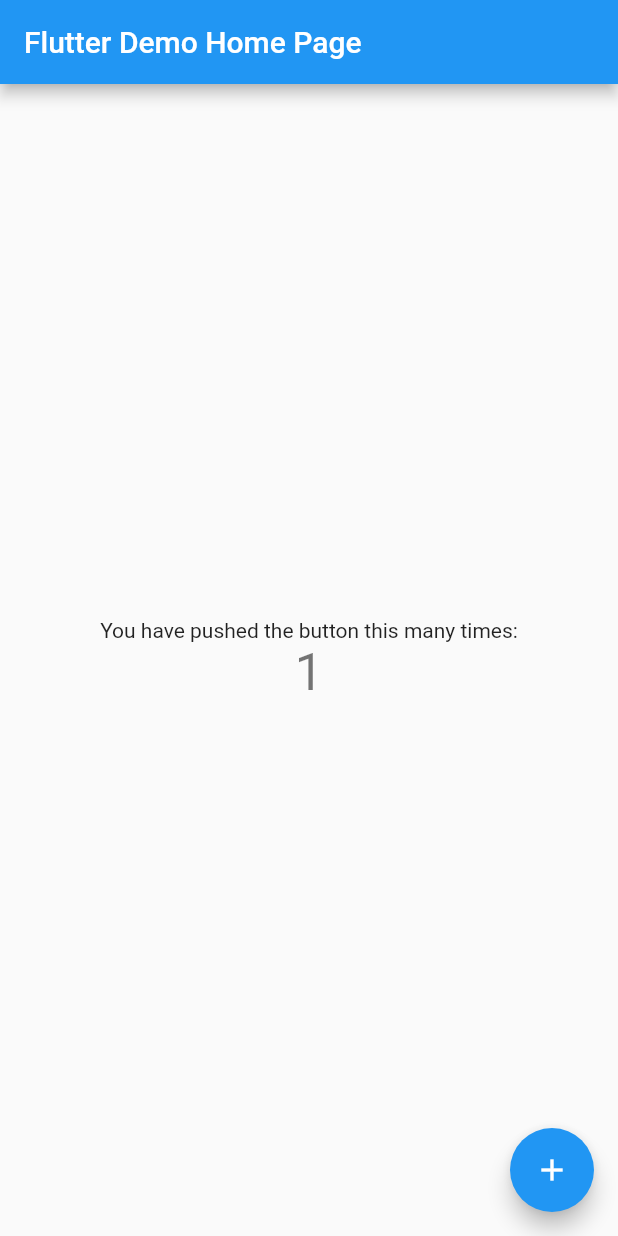
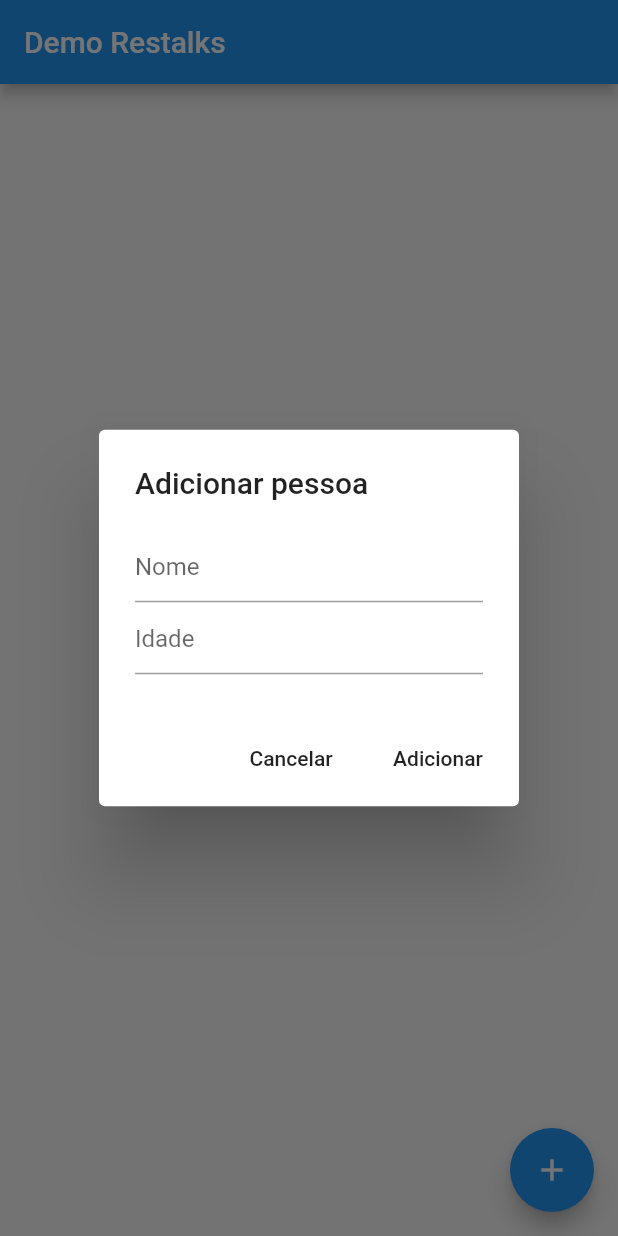
Before and after one commit to restoqueteam/restalks-flutter-firebase, a Flutter app: the screen it shows after launch, after a tap on the "add" icon, on a phone screen of 412 x 824 dp. Run offline on Flutter 3.47's test engine with Material 2 defaults, Android fonts, the phone set to English and light mode, and no system bars; our stand-ins replace bloc, cloud_firestore, equatable, flutter_bloc; accounts and stored records are empty.

Commit message:
List e Insert de pessoas na collection do firebase

```diff
--- a/lib/main.dart
+++ b/lib/main.dart
@@ -1,111 +1,18 @@
 import 'package:flutter/material.dart';
+import 'package:restalksflutterfirebase/view/ExemploFirebase.dart';
 
 void main() => runApp(MyApp());
 
 class MyApp extends StatelessWidget {
-  // This widget is the root of your application.
   @override
   Widget build(BuildContext context) {
     return MaterialApp(
       title: 'Flutter Demo',
+      debugShowCheckedModeBanner: false,
       theme: ThemeData(
-        // This is the theme of your application.
-        //
-        // Try running your application with "flutter run". You'll see the
-        // application has a blue toolbar. Then, without quitting the app, try
-        // changing the primarySwatch below to Colors.green and then invoke
-        // "hot reload" (press "r" in the console where you ran "flutter run",
-        // or simply save your changes to "hot reload" in a Flutter IDE).
-        // Notice that the counter didn't reset back to zero; the application
-        // is not restarted.
         primarySwatch: Colors.blue,
       ),
-      home: MyHomePage(title: 'Flutter Demo Home Page'),
+      home: ExemploFirebase(title: 'Demo Restalks'),
     );
   }
 }
-
-class MyHomePage extends StatefulWidget {
-  MyHomePage({Key key, this.title}) : super(key: key);
-
-  // This widget is the home page of your application. It is stateful, meaning
-  // that it has a State object (defined below) that contains fields that affect
-  // how it looks.
-
-  // This class is the configuration for the state. It holds the values (in this
-  // case the title) provided by the parent (in this case the App widget) and
-  // used by the build method of the State. Fields in a Widget subclass are
-  // always marked "final".
-
-  final String title;
-
-  @override
-  _MyHomePageState createState() => _MyHomePageState();
-}
-
-class _MyHomePageState extends State<MyHomePage> {
-  int _counter = 0;
-
-  void _incrementCounter() {
-    setState(() {
-      // This call to setState tells the Flutter framework that something has
-      // changed in this State, which causes it to rerun the build method below
-      // so that the display can reflect the updated values. If we changed
-      // _counter without calling setState(), then the build method would not be
-      // called again, and so nothing would appear to happen.
-      _counter++;
-    });
-  }
-
-  @override
-  Widget build(BuildContext context) {
-    // This method is rerun every time setState is called, for instance as done
-    // by the _incrementCounter method above.
-    //
-    // The Flutter framework has been optimized to make rerunning build methods
-    // fast, so that you can just rebuild anything that needs updating rather
-    // than having to individually change instances of widgets.
-    return Scaffold(
-      appBar: AppBar(
-        // Here we take the value from the MyHomePage object that was created by
-        // the App.build method, and use it to set our appbar title.
-        title: Text(widget.title),
-      ),
-      body: Center(
-        // Center is a layout widget. It takes a single child and positions it
-        // in the middle of the parent.
-        child: Column(
-          // Column is also a layout widget. It takes a list of children and
-          // arranges them vertically. By default, it sizes itself to fit its
-          // children horizontally, and tries to be as tall as its parent.
-          //
-          // Invoke "debug painting" (press "p" in the console, choose the
-          // "Toggle Debug Paint" action from the Flutter Inspector in Android
-          // Studio, or the "Toggle Debug Paint" command in Visual Studio Code)
-          // to see the wireframe for each widget.
-          //
-          // Column has various properties to control how it sizes itself and
-          // how it positions its children. Here we use mainAxisAlignment to
-          // center the children vertically; the main axis here is the vertical
-          // axis because Columns are vertical (the cross axis would be
-          // horizontal).
-          mainAxisAlignment: MainAxisAlignment.center,
-          children: <Widget>[
-            Text(
-              'You have pushed the button this many times:',
-            ),
-            Text(
-              '$_counter',
-              style: Theme.of(context).textTheme.display1,
-            ),
-          ],
-        ),
-      ),
-      floatingActionButton: FloatingActionButton(
-        onPressed: _incrementCounter,
-        tooltip: 'Increment',
-        child: Icon(Icons.add),
-      ), // This trailing comma makes auto-formatting nicer for build methods.
-    );
-  }
-}
--- /dev/null
+++ b/lib/modules/firebase/bloc/bloc.dart
@@ -0,0 +1,3 @@
+export 'item_bloc.dart';
+export 'item_event.dart';
+export 'item_state.dart';
--- /dev/null
+++ b/lib/modules/firebase/bloc/item_bloc.dart
@@ -0,0 +1,38 @@
+import 'dart:async';
+import 'package:bloc/bloc.dart';
+import 'package:restalksflutterfirebase/modules/firebase/repositories/firebaseRepository.dart';
+import './bloc.dart';
+
+class ItemBloc extends Bloc<ItemEvent, ItemState> {
+
+  final FirebaseRepository _firebaseRepository = FirebaseRepository();
+
+  StreamSubscription _personSubscription;
+
+  @override
+  ItemState get initialState => InitialItemState();
+
+  @override
+  Stream<ItemState> mapEventToState(ItemEvent event) async* {
+    if (event is ItemLoad) {
+      _personSubscription?.cancel();
+      _personSubscription = _firebaseRepository.persons().listen(
+            (persons) => this.add(UpdateItems(persons: persons))
+          );
+    }
+    if (event is UpdateItems) {
+      yield ItemsLoaded(persons: event.persons);
+      this.add(ItemLoad());
+    }
+    if (event is AddItem) {
+      await _firebaseRepository.addPerson(event.item);
+      this.add(ItemLoad());
+    }
+  }
+
+  @override
+  Future<void> close() async {
+    _personSubscription?.cancel();
+    return super.close();
+  }
+}
--- /dev/null
+++ b/lib/modules/firebase/bloc/item_event.dart
@@ -0,0 +1,41 @@
+import 'package:equatable/equatable.dart';
+import 'package:restalksflutterfirebase/modules/firebase/models/personModel.dart';
+import 'package:meta/meta.dart';
+
+abstract class ItemEvent extends Equatable {
+  const ItemEvent();
+}
+
+class ItemLoad extends ItemEvent {
+  @override
+  List<Object> get props => null;
+
+  @override
+  String toString() => "ItemLoad";
+}
+
+class UpdateItems extends ItemEvent {
+
+  final List<PersonModel> persons;
+
+  UpdateItems({@required this.persons});
+
+  @override
+  List<Object> get props => [persons];
+
+  @override
+  String toString() => "UpdateItems";
+}
+
+class AddItem extends ItemEvent {
+
+  final PersonModel item;
+
+  AddItem({@required this.item});
+
+  @override
+  List<Object> get props => [item];
+
+  @override
+  String toString() => "AddItem";
+}
--- /dev/null
+++ b/lib/modules/firebase/bloc/item_state.dart
@@ -0,0 +1,22 @@
+import 'package:equatable/equatable.dart';
+import 'package:restalksflutterfirebase/modules/firebase/models/personModel.dart';
+import 'package:meta/meta.dart';
+
+abstract class ItemState extends Equatable {
+  const ItemState();
+}
+
+class InitialItemState extends ItemState {
+  @override
+  List<Object> get props => [];
+}
+
+class ItemsLoaded extends ItemState {
+
+  final List<PersonModel> persons;
+
+  ItemsLoaded({@required this.persons});
+
+  @override
+  List<Object> get props => [persons];
+}
--- /dev/null
+++ b/lib/modules/firebase/models/personEntity.dart
@@ -0,0 +1,22 @@
+import 'package:cloud_firestore/cloud_firestore.dart';
+import 'package:equatable/equatable.dart';
+
+class PersonEntity extends Equatable {
+
+  final String id;
+  final int age;
+  final String name;
+
+  const PersonEntity(this.id, this.age, this.name);
+
+  static PersonEntity fromSnapshot(DocumentSnapshot snap) {
+    return PersonEntity(
+      snap.documentID,
+      snap.data['age'],
+      snap.data['name'],
+    );
+  }
+
+  @override
+  List<Object> get props => [ id, age, name];
+}
--- a/lib/modules/firebase/models/personModel.dart
+++ b/lib/modules/firebase/models/personModel.dart
@@ -1,9 +1,11 @@
+import 'package:restalksflutterfirebase/modules/firebase/models/personEntity.dart';
+
 class PersonModel {
   String documentID;
   String name;
   int age;
 
-  PersonModel({this.name, this.age});
+  PersonModel({this.documentID, this.name, this.age});
 
   factory PersonModel.fromJson(Map<String, dynamic> json) {
     return PersonModel(
@@ -18,4 +20,12 @@ class PersonModel {
       "age": age,
     };
   }
+
+  static PersonModel fromEntity(PersonEntity entity) {
+    return PersonModel(
+      documentID: entity.id,
+      age: entity.age,
+      name: entity.name,
+    );
+  }
 }
--- /dev/null
+++ b/lib/modules/firebase/providers/firebaselProvider.dart
@@ -0,0 +1,29 @@
+import 'package:restalksflutterfirebase/modules/firebase/models/personEntity.dart';
+import 'package:restalksflutterfirebase/modules/firebase/models/personModel.dart';
+import 'package:restalksflutterfirebase/modules/firebase/providers/firestoreInstanceProvider.dart';
+
+class FirebaseProvider {
+  final FirestoreInstanceProvider _instance = new FirestoreInstanceProvider();
+
+  Stream<List<PersonModel>> getPersons() {
+
+    var personCollection = _instance.firestore.collection('persons');
+
+    return personCollection.snapshots().map((snapshot) {
+      return snapshot.documents
+          .map((doc) => PersonModel.fromEntity(PersonEntity.fromSnapshot(doc)))
+          .toList();
+    });
+  }
+
+  Future<bool> addPerson(PersonModel model) async {
+    try {
+      var document = _instance.firestore.collection('persons').document();
+      document.setData(model.toJson());
+      return Future.value(true);
+    }
+    catch(error) {
+      return Future.value(false);
+    }
+  }
+}
--- /dev/null
+++ b/lib/modules/firebase/repositories/firebaseRepository.dart
@@ -0,0 +1,15 @@
+
+import 'package:restalksflutterfirebase/modules/firebase/models/personModel.dart';
+import 'package:restalksflutterfirebase/modules/firebase/providers/firebaselProvider.dart';
+
+class FirebaseRepository {
+  final FirebaseProvider _provider = new FirebaseProvider();
+
+  Stream<List<PersonModel>> persons() {
+    return _provider.getPersons();
+  }
+
+  Future<bool> addPerson(PersonModel model) async {
+    return await _provider.addPerson(model);
+  }
+}
--- /dev/null
+++ b/lib/view/ExemploFirebase.dart
@@ -0,0 +1,137 @@
+import 'package:flutter/material.dart';
+import 'package:flutter/services.dart';
+import 'package:flutter_bloc/flutter_bloc.dart';
+import 'package:restalksflutterfirebase/modules/firebase/bloc/bloc.dart';
+import 'package:restalksflutterfirebase/modules/firebase/models/personModel.dart';
+
+class ExemploFirebase extends StatefulWidget {
+  ExemploFirebase({Key key, this.title}) : super(key: key);
+
+  final String title;
+
+  @override
+  State createState() => ExemploFirebaseState();
+}
+
+class ExemploFirebaseState extends State<ExemploFirebase> {
+
+  ItemBloc bloc;
+
+  @override
+  void initState() {
+    super.initState();
+
+    bloc = ItemBloc();
+  }
+
+  @override
+  void dispose() {
+    super.dispose();
+    bloc.close();
+  }
+
+  @override
+  Widget build(BuildContext context) {
+    return Scaffold(
+      appBar: AppBar(
+        title: Text(widget.title),
+      ),
+      body: BlocProvider<ItemBloc>(
+        builder: (context) => bloc..add(ItemLoad()),
+        child: BlocBuilder<ItemBloc, ItemState>(
+          builder: (context, state) {
+            if (state is ItemsLoaded) {
+              return ListView.builder(
+                itemCount: state.persons.length,
+                itemBuilder: (context, index) => _buildItem(state.persons[index]),
+              );
+            }
+
+            return CircularProgressIndicator();
+          },
+        ),
+      ),
+      floatingActionButton: FloatingActionButton(
+        onPressed: _onAddPressed,
+        tooltip: 'Adicionar um item',
+        child: Icon(Icons.add),
+      ),
+    );
+  }
+
+  Widget _buildItem(PersonModel person) {
+    return ListTile(
+      leading: Icon(Icons.supervisor_account),
+      title: Text(person.name),
+      subtitle: Text(person.age.toString() + (person.age > 1 ? " anos" : " ano")),
+    );
+  }
+
+  void _onAddPressed() {
+    _newPersonDialog();
+  }
+
+  Future<void> _newPersonDialog() async {
+
+    String name;
+    int age;
+
+    return showDialog<void>(
+      context: context,
+      barrierDismissible: false, // user must tap button!
+      builder: (BuildContext context) {
+        return AlertDialog(
+          title: Text('Adicionar pessoa'),
+          content: SingleChildScrollView(
+            child: ListBody(
+              children: <Widget>[
+                Form(
+                  child: Column(
+                    children: <Widget>[
+                      TextFormField(
+                        decoration: InputDecoration(
+                          hintText: "Nome"
+                        ),
+                        onChanged: (value) {
+                          name = value.toString();
+                        },
+                      ),
+                       TextFormField(
+                        decoration: InputDecoration(
+                          hintText: "Idade"
+                        ),
+                        keyboardType: TextInputType.number,
+                        inputFormatters: <TextInputFormatter>[
+                            WhitelistingTextInputFormatter.digitsOnly
+                        ],
+                        onChanged: (value) {
+                          age = int.parse(value);
+                        },
+                      ),
+                    ],
+                  ),
+                )
+              ],
+            ),
+          ),
+          actions: <Widget>[
+            FlatButton(
+              child: Text('Cancelar'),
+              onPressed: () {
+                Navigator.of(context).pop();
+              },
+            ),
+            FlatButton(
+              child: Text('Adicionar'),
+              onPressed: () {
+                PersonModel model = PersonModel(age: age, name: name);
+                bloc.add(AddItem(item: model));
+                Navigator.of(context).pop();
+              },
+            ),
+          ],
+        );
+      },
+    );
+  }
+}
--- a/pubspec.yaml
+++ b/pubspec.yaml
@@ -24,6 +24,9 @@ dependencies:
   # Use with the CupertinoIcons class for iOS style icons.
   cupertino_icons: ^0.1.2
   cloud_firestore: 0.12.7+1
+  bloc: 2.0.0
+  flutter_bloc: 2.0.1
+  equatable: 1.0.0
 
 dev_dependencies:
   flutter_test:
```
Also changed, not shown: lib/modules/firebase/models/responseDefaultModel.dart (deleted, +0 -7 lines), lib/modules/firebase/providers/firebaseSocialProvider.dart (deleted, +0 -48 lines), lib/modules/firebase/repositories/firebaseSocialRepository.dart (deleted, +0 -16 lines), pubspec.lock, 4 other files.
